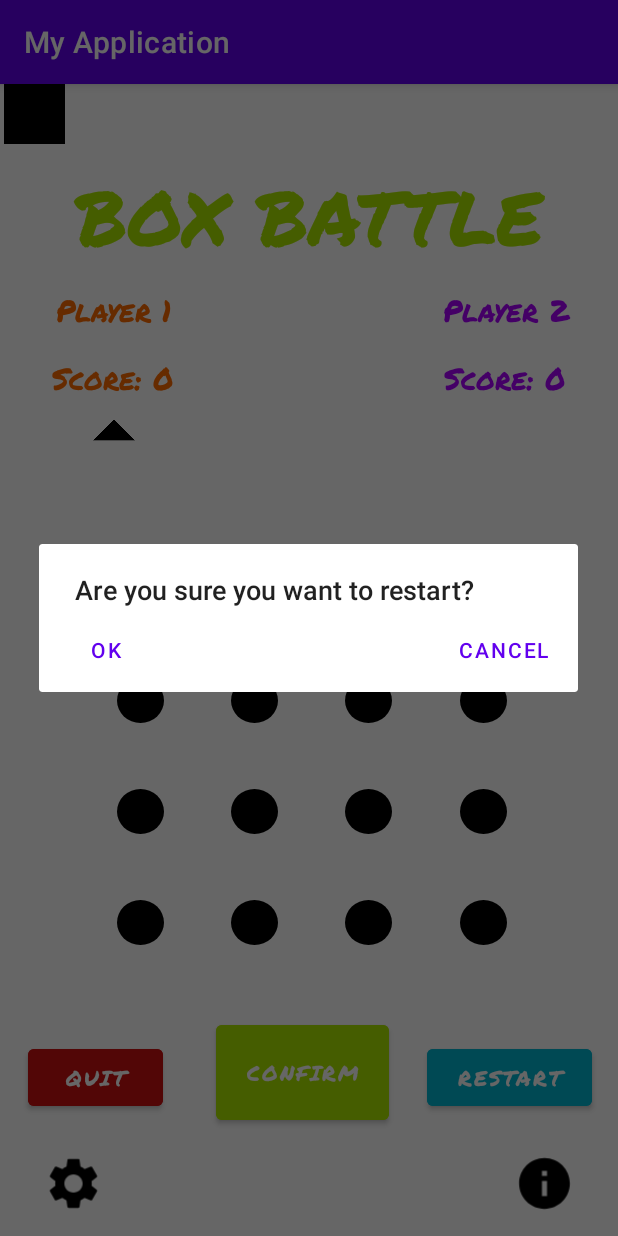
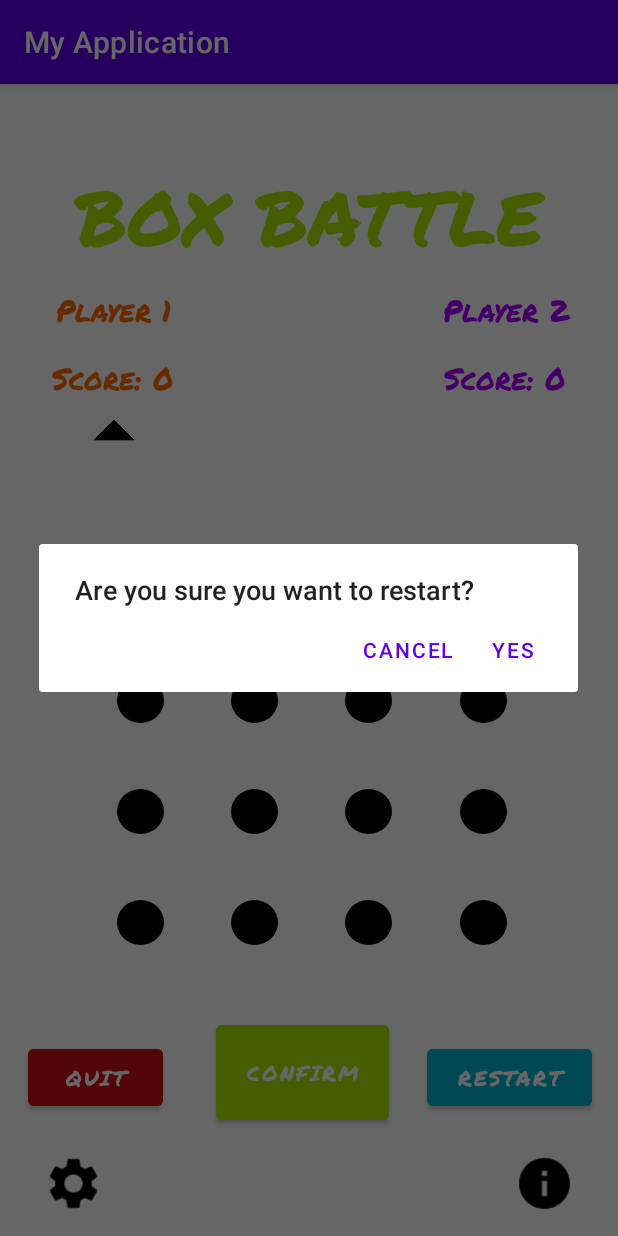
Before and after one commit to 475Group/Box-Battle, an Android app: the MainActivity screen opened directly, with no data from a screen before it, after a tap on "RESTART", on a phone screen of 412 x 824 dp. Run offline under Robolectric (Android 15) with nearby library versions, the phone set to English and light mode, and no system bars.

Commit message:
Fixed build error, added constraints to boxes, added functionality to restart and quit buttons

```diff
--- a/app/src/main/java/com/example/myapplication/MainActivity.java
+++ b/app/src/main/java/com/example/myapplication/MainActivity.java
@@ -5,6 +5,7 @@ import androidx.appcompat.app.AppCompatActivity;
 
 import android.annotation.SuppressLint;
 import android.content.DialogInterface;
+import android.content.Intent;
 import android.content.res.Resources;
 import android.os.Bundle;
 
@@ -82,9 +83,10 @@ public class MainActivity extends AppCompatActivity implements View.OnClickListe
                         player1Turn.setVisibility(View.VISIBLE);
                     }
                     previousLine.setClickable(false);
-                    checkWin(previousLine, turn);
+                    checkWin(previousLine);
+                    turn++;
                     previousLine = null;
-                    turn++;
+
                 }
             }
         });
@@ -94,7 +96,29 @@ public class MainActivity extends AppCompatActivity implements View.OnClickListe
             public void onClick(View view) {
                 AlertDialog alertDialog = new AlertDialog.Builder(MainActivity.this).create();
                 alertDialog.setTitle("Are you sure you want to quit?");
-                alertDialog.setButton(AlertDialog.BUTTON_NEUTRAL, "OK",
+                alertDialog.setButton(AlertDialog.BUTTON_POSITIVE, "YES",
+                        new DialogInterface.OnClickListener() {
+                            public void onClick(DialogInterface dialog, int which) {
+                                openStartScreen();
+                            }
+                        });
+                alertDialog.setButton(AlertDialog.BUTTON_NEGATIVE, "CANCEL",
+                        new DialogInterface.OnClickListener() {
+                            public void onClick(DialogInterface dialog, int which) {
+                                dialog.dismiss();
+                            }
+                        });
+
+                alertDialog.show();
+            }
+        });
+        Button restartButton = (Button) findViewById(R.id.restartButton);
+        restartButton.setOnClickListener(new View.OnClickListener() {
+            @Override
+            public void onClick(View view) {
+                AlertDialog alertDialog = new AlertDialog.Builder(MainActivity.this).create();
+                alertDialog.setTitle("Are you sure you want to restart?");
+                alertDialog.setButton(AlertDialog.BUTTON_POSITIVE, "YES",
                         new DialogInterface.OnClickListener() {
                             public void onClick(DialogInterface dialog, int which) {
                                 clearBoard();
@@ -106,37 +130,15 @@ public class MainActivity extends AppCompatActivity implements View.OnClickListe
                                 dialog.dismiss();
                             }
                         });
+
                 alertDialog.show();
-
-
-            }
-        });
-        Button restartButton = (Button) findViewById(R.id.restartButton);
-        restartButton.setOnClickListener(new View.OnClickListener() {
-            @Override
-            public void onClick(View view) {
-                AlertDialog alertDialog = new AlertDialog.Builder(MainActivity.this).create();
-                alertDialog.setTitle("Are you sure you want to restart?");
-                alertDialog.setButton(AlertDialog.BUTTON_NEUTRAL, "OK",
-                        new DialogInterface.OnClickListener() {
-                            public void onClick(DialogInterface dialog, int which) {
-                                clearBoard();
-                            }
-                        });
-                alertDialog.setButton(AlertDialog.BUTTON_NEGATIVE, "CANCEL",
-                        new DialogInterface.OnClickListener() {
-                            public void onClick(DialogInterface dialog, int which) {
-                                dialog.dismiss();
-                            }
-                        });
-                alertDialog.show();
-
             }
         });
     }
 
     @Override
     public void onClick(View view) {
+        System.out.println(turn);
         if (previousLine == null) {
             if (turn %2 == 0) {
                 view.setVisibility(View.VISIBLE);
@@ -163,7 +165,7 @@ public class MainActivity extends AppCompatActivity implements View.OnClickListe
     }
 
     @SuppressLint("SetTextI18n")
-    public void checkWin(View line, int turn){
+    public void checkWin(View line){
         lines.add(line);
         Resources r = getResources();
         String name = getPackageName();
@@ -172,6 +174,8 @@ public class MainActivity extends AppCompatActivity implements View.OnClickListe
         int thirdCondition;
         int fourthCondition;
         int k = 0;
+        int p1OldScore = player1ScoreValue;
+        int p2OldScore = player2ScoreValue;
         for (int i = 1; i <= 9; i++){
             firstCondition = i;
             secondCondition = i+3;
@@ -184,7 +188,6 @@ public class MainActivity extends AppCompatActivity implements View.OnClickListe
                 thirdCondition = i+12 + k;
                 fourthCondition = i + 12+1 + k;
             }
-            System.out.println(firstCondition + " " + secondCondition + " " + thirdCondition + " " + fourthCondition);
             if (lines.contains(findViewById(r.getIdentifier("line" + firstCondition, "id", name))) &&
                     lines.contains(findViewById(r.getIdentifier("line" + secondCondition, "id", name)))&&
                     lines.contains(findViewById(r.getIdentifier("line" + thirdCondition, "id", name)))&&
@@ -228,5 +231,13 @@ public class MainActivity extends AppCompatActivity implements View.OnClickListe
             line.setBackgroundColor(findViewById(R.id.GamePage4x4).getSolidColor());
             line.setOnClickListener(this);
         }
+        for (int i = 1; i < 10; i++) {
+            ImageView box = (ImageView) findViewById(r.getIdentifier("Box" + i, "id", name));
+            box.setVisibility(View.INVISIBLE);
+        }
+    }
+    public void openStartScreen(){
+        Intent intent = new Intent(this, StartScreen.class);
+        startActivity(intent);
     }
 }
--- a/app/src/main/res/layout/activity_main.xml
+++ b/app/src/main/res/layout/activity_main.xml
@@ -12,73 +12,123 @@
         android:id="@+id/Box1"
         android:layout_width="46dp"
         android:layout_height="40dp"
-        app:srcCompat="@drawable/line"
-        tools:layout_editor_absoluteX="109dp"
-        tools:layout_editor_absoluteY="337dp" />
+        android:layout_marginStart="9dp"
+        android:layout_marginTop="12dp"
+        android:layout_marginEnd="10dp"
+        android:layout_marginBottom="11dp"
+        app:layout_constraintBottom_toTopOf="@+id/line4"
+        app:layout_constraintEnd_toStartOf="@+id/line14"
+        app:layout_constraintStart_toEndOf="@+id/line13"
+        app:layout_constraintTop_toBottomOf="@+id/line1"
+        app:srcCompat="@drawable/line" />
 
     <ImageView
         android:id="@+id/Box2"
         android:layout_width="46dp"
         android:layout_height="40dp"
-        app:srcCompat="@drawable/line"
-        tools:layout_editor_absoluteX="185dp"
-        tools:layout_editor_absoluteY="337dp" />
+        android:layout_marginStart="10dp"
+        android:layout_marginTop="12dp"
+        android:layout_marginEnd="9dp"
+        android:layout_marginBottom="11dp"
+        app:layout_constraintBottom_toTopOf="@+id/line5"
+        app:layout_constraintEnd_toStartOf="@+id/line15"
+        app:layout_constraintStart_toEndOf="@+id/line14"
+        app:layout_constraintTop_toBottomOf="@+id/line2"
+        app:srcCompat="@drawable/line" />
 
     <ImageView
         android:id="@+id/Box3"
         android:layout_width="46dp"
         android:layout_height="40dp"
-        app:srcCompat="@drawable/line"
-        tools:layout_editor_absoluteX="261dp"
-        tools:layout_editor_absoluteY="337dp" />
+        android:layout_marginTop="12dp"
+        android:layout_marginEnd="8dp"
+        android:layout_marginBottom="11dp"
+        app:layout_constraintBottom_toTopOf="@+id/line6"
+        app:layout_constraintEnd_toStartOf="@+id/line16"
+        app:layout_constraintTop_toBottomOf="@+id/line3"
+        app:srcCompat="@drawable/line" />
 
     <ImageView
         android:id="@+id/Box4"
         android:layout_width="46dp"
         android:layout_height="40dp"
-        app:srcCompat="@drawable/line"
-        tools:layout_editor_absoluteX="109dp"
-        tools:layout_editor_absoluteY="407dp" />
+        android:layout_marginStart="9dp"
+        android:layout_marginTop="9dp"
+        android:layout_marginEnd="10dp"
+        android:layout_marginBottom="11dp"
+        app:layout_constraintBottom_toTopOf="@+id/line7"
+        app:layout_constraintEnd_toStartOf="@+id/line18"
+        app:layout_constraintStart_toEndOf="@+id/line17"
+        app:layout_constraintTop_toBottomOf="@+id/line4"
+        app:srcCompat="@drawable/line" />
 
     <ImageView
         android:id="@+id/Box5"
         android:layout_width="46dp"
         android:layout_height="40dp"
-        app:srcCompat="@drawable/line"
-        tools:layout_editor_absoluteX="184dp"
-        tools:layout_editor_absoluteY="407dp" />
+        android:layout_marginStart="9dp"
+        android:layout_marginTop="9dp"
+        android:layout_marginEnd="10dp"
+        android:layout_marginBottom="11dp"
+        app:layout_constraintBottom_toTopOf="@+id/line8"
+        app:layout_constraintEnd_toStartOf="@+id/line19"
+        app:layout_constraintStart_toEndOf="@+id/line18"
+        app:layout_constraintTop_toBottomOf="@+id/line5"
+        app:srcCompat="@drawable/line" />
 
     <ImageView
         android:id="@+id/Box6"
         android:layout_width="46dp"
         android:layout_height="40dp"
-        app:srcCompat="@drawable/line"
-        tools:layout_editor_absoluteX="259dp"
-        tools:layout_editor_absoluteY="407dp" />
+        android:layout_marginStart="9dp"
+        android:layout_marginEnd="10dp"
+        app:layout_constraintBottom_toTopOf="@+id/circle10"
+        app:layout_constraintEnd_toStartOf="@+id/line20"
+        app:layout_constraintStart_toEndOf="@+id/line19"
+        app:layout_constraintTop_toBottomOf="@+id/circle6"
+        app:srcCompat="@drawable/line" />
 
     <ImageView
         android:id="@+id/Box7"
         android:layout_width="46dp"
         android:layout_height="40dp"
-        app:srcCompat="@drawable/line"
-        tools:layout_editor_absoluteX="109dp"
-        tools:layout_editor_absoluteY="477dp" />
+        android:layout_marginStart="9dp"
+        android:layout_marginTop="9dp"
+        android:layout_marginEnd="10dp"
+        android:layout_marginBottom="10dp"
+        app:layout_constraintBottom_toTopOf="@+id/line10"
+        app:layout_constraintEnd_toStartOf="@+id/line22"
+        app:layout_constraintStart_toEndOf="@+id/line21"
+        app:layout_constraintTop_toBottomOf="@+id/line7"
+        app:srcCompat="@drawable/line" />
 
     <ImageView
         android:id="@+id/Box8"
         android:layout_width="46dp"
         android:layout_height="40dp"
-        app:srcCompat="@drawable/line"
-        tools:layout_editor_absoluteX="185dp"
-        tools:layout_editor_absoluteY="477dp" />
+        android:layout_marginStart="10dp"
+        android:layout_marginTop="9dp"
+        android:layout_marginEnd="9dp"
+        android:layout_marginBottom="10dp"
+        app:layout_constraintBottom_toTopOf="@+id/line11"
+        app:layout_constraintEnd_toStartOf="@+id/line23"
+        app:layout_constraintStart_toEndOf="@+id/line22"
+        app:layout_constraintTop_toBottomOf="@+id/line8"
+        app:srcCompat="@drawable/line" />
 
     <ImageView
         android:id="@+id/Box9"
         android:layout_width="46dp"
         android:layout_height="40dp"
-        app:srcCompat="@drawable/line"
-        tools:layout_editor_absoluteX="261dp"
-        tools:layout_editor_absoluteY="477dp" />
+        android:layout_marginStart="11dp"
+        android:layout_marginTop="9dp"
+        android:layout_marginEnd="8dp"
+        android:layout_marginBottom="10dp"
+        app:layout_constraintBottom_toTopOf="@+id/line12"
+        app:layout_constraintEnd_toStartOf="@+id/line24"
+        app:layout_constraintStart_toEndOf="@+id/line23"
+        app:layout_constraintTop_toBottomOf="@+id/line9"
+        app:srcCompat="@drawable/line" />
 
     <TextView
         android:id="@+id/Title"
--- a/app/src/main/res/mipmap-anydpi-v26/ic_launcher.xml
+++ b/app/src/main/res/mipmap-anydpi-v26/ic_launcher.xml
@@ -1,5 +1,5 @@
 <?xml version="1.0" encoding="utf-8"?>
 <adaptive-icon xmlns:android="http://schemas.android.com/apk/res/android">
     <background android:drawable="@drawable/ic_launcher_background"/>
-    <foreground android:drawable="@drawable/ic_launcher_foreground"/>
+
 </adaptive-icon>
--- a/app/src/main/res/mipmap-anydpi-v26/ic_launcher_round.xml
+++ b/app/src/main/res/mipmap-anydpi-v26/ic_launcher_round.xml
@@ -1,5 +1,5 @@
 <?xml version="1.0" encoding="utf-8"?>
 <adaptive-icon xmlns:android="http://schemas.android.com/apk/res/android">
     <background android:drawable="@drawable/ic_launcher_background"/>
-    <foreground android:drawable="@drawable/ic_launcher_foreground"/>
+
 </adaptive-icon>
```
